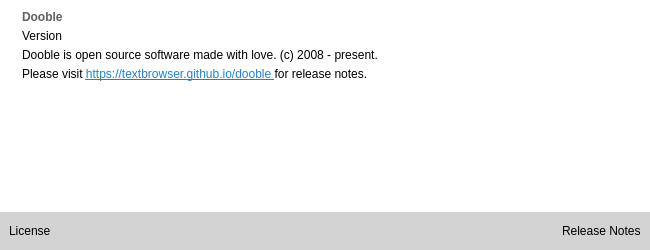
Above: UI/dooble_about.ui from textbrowser/dooble before the change. Below: the same form after it.
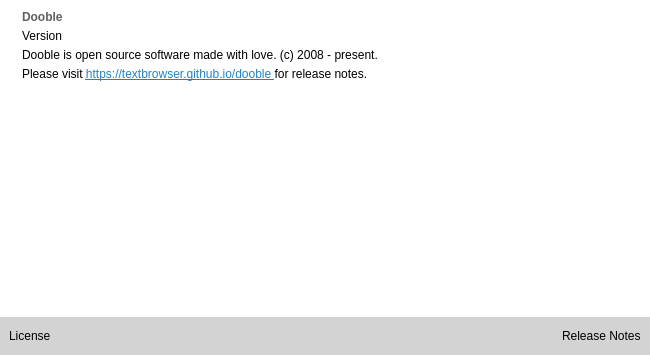
That is the form after the change. Icons and pictures are not drawn.

Commit message: Nicer sizes.

```diff
--- a/UI/dooble_about.ui
+++ b/UI/dooble_about.ui
@@ -7,7 +7,7 @@
     <x>0</x>
     <y>0</y>
     <width>650</width>
-    <height>250</height>
+    <height>355</height>
    </rect>
   </property>
   <property name="windowTitle">
```
Left out of the diff: 24 changed lines with no effect on the pictures.
